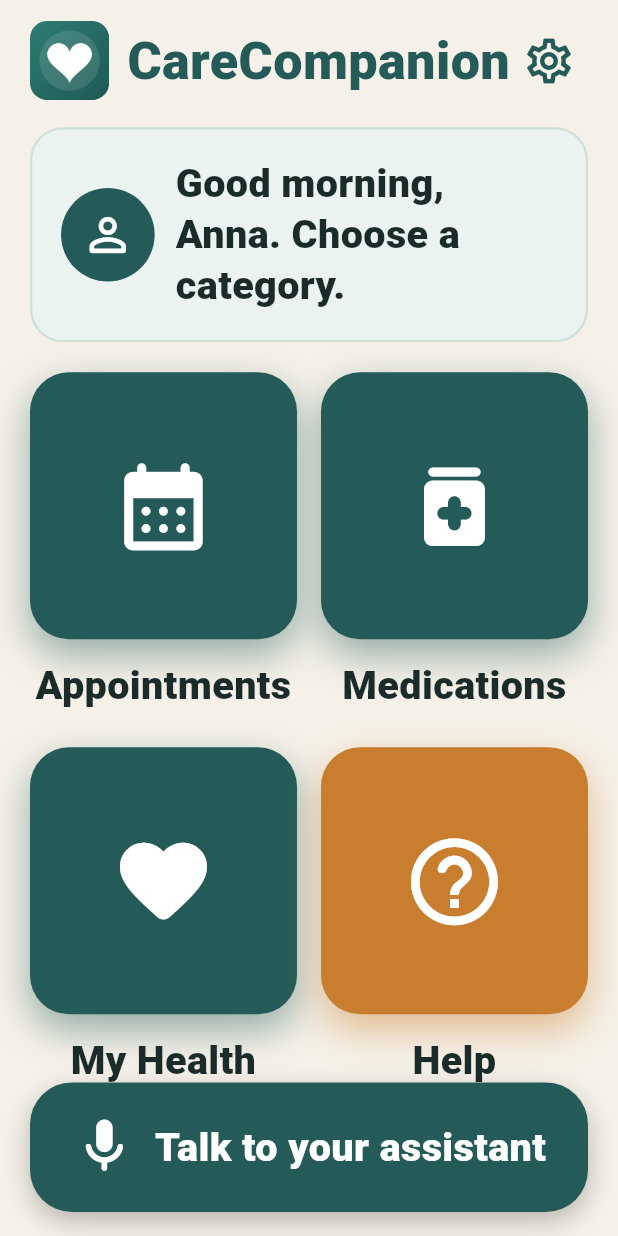
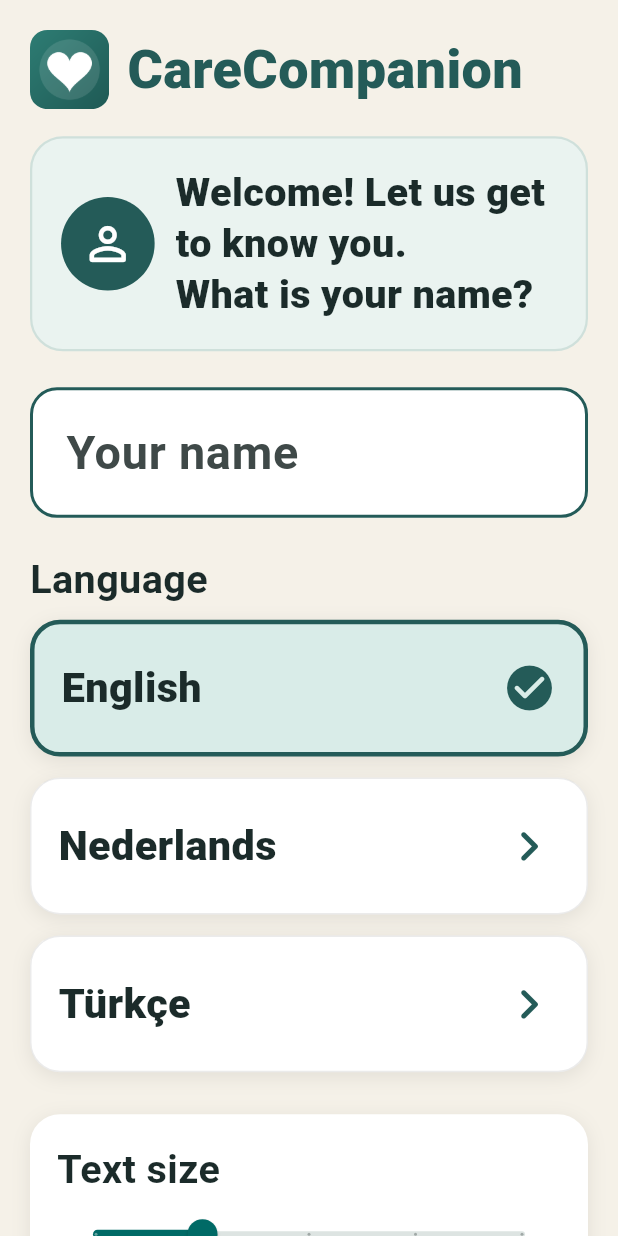
Before and after one commit to Halide-lab/CareCompanion, a Flutter app: the screen it shows after launch, on a phone screen of 412 x 824 dp. Run offline on Flutter 3.47's test engine with Material 3 defaults, Android fonts, the phone set to English and light mode, and no system bars; our stand-ins replace flutter_tts, shared_preferences, speech_to_text, sqflite, sqflite_common_ffi_web; accounts and stored records are empty; Roboto replaces fonts that are missing (Manrope).

Commit message:
Fix booking step titles, add welcome screen, improve voice

```diff
--- a/care_companion/lib/main.dart
+++ b/care_companion/lib/main.dart
@@ -3,6 +3,7 @@ import 'package:flutter/material.dart';
 import 'package:provider/provider.dart';
 import 'services/settings.dart';
 import 'screens/screens.dart';
+import 'screens/welcome_screen.dart';
 import 'services/db_factory.dart';
 
 Future<void> main() async {
@@ -57,7 +58,7 @@ class CareApp extends StatelessWidget {
             .copyWith(textScaler: TextScaler.linear(s.fontScale)),
         child: PhoneFrame(child: child!),
       ),
-      home: const HomeScreen(),
+      home: s.onboarded ? const HomeScreen() : const WelcomeScreen(),
     );
   }
 }
--- a/care_companion/lib/screens/screens.dart
+++ b/care_companion/lib/screens/screens.dart
@@ -5,6 +5,7 @@ import '../services/db.dart';
 import '../services/settings.dart';
 import '../widgets/widgets.dart';
 import 'voice_screen.dart';
+import 'welcome_screen.dart';
 
 void go(BuildContext c, Widget w) => Navigator.push(c, MaterialPageRoute(builder: (_) => w));
 Widget pad(List<Widget> kids) =>
@@ -23,7 +24,8 @@ class HomeScreen extends StatelessWidget {
 
   @override
   Widget build(BuildContext context) {
-    final msg = '$_greeting, Anna. Choose a category.';
+    final name = context.watch<AppSettings>().userName;
+    final msg = '$_greeting${name.isEmpty ? '' : ', $name'}. Choose a category.';
 
     Widget tile(String t, IconData i, Color color, Widget page) => Expanded(
           child: HomeTile(
@@ -142,6 +144,8 @@ class SettingsScreen extends StatelessWidget {
         const SizedBox(height: 10),
         for (final l in const [['en', 'English'], ['nl', 'Nederlands'], ['tr', 'Türkçe']])
           ListTileCard(l[1], selected: s.lang == l[0], onTap: () => s.setLang(l[0])),
+        const SizedBox(height: 16),
+        BigButton('Change my name', outlined: true, onTap: () => go(context, const WelcomeScreen(editing: true))),
       ]),
     );
   }
@@ -208,7 +212,7 @@ class _BookingScreenState extends State<BookingScreen> {
 
   @override
   Widget build(BuildContext context) {
-    final titles = ['Choose a doctor', 'Choose a date', 'Choose a time', 'Choose a doctor', 'Check your booking', 'Confirmed'];
+    final titles = ['Type of appointment', 'Choose a date', 'Choose a time', 'Choose a doctor', 'Check your booking', 'Confirmed'];
     final bubbles = [
       'Step 1 of 5\nWho do you need to see?',
       'Step 2 of 5\nChoose an available date.',
@@ -219,7 +223,7 @@ class _BookingScreenState extends State<BookingScreen> {
     ];
     Widget body;
     VoidCallback? action;
-    String actionText = 'Confirm';
+    String actionText = 'Next';
     switch (step) {
       case 0:
         body = opts(['GP (Family Doctor)', 'Hospital Specialist'], type, (v) => type = v);
@@ -468,7 +472,7 @@ class HealthScreen extends StatelessWidget {
   Widget build(BuildContext context) => Scaffold(
         appBar: AppBar(title: const Text('My Health')),
         body: pad([
-          const Bubble('Anna, choose a health category.'),
+          const Bubble('Choose a health category.'),
           const Text('Fictional information. Not medical advice.'),
           const SizedBox(height: 12),
           ListTileCard('Health Summary', subtitle: 'Conditions and allergies', icon: Icons.favorite_border,
@@ -517,21 +521,21 @@ class HelpScreen extends StatelessWidget {
         body: pad([
           const Text('How to Use the App', style: TextStyle(fontSize: 22, fontWeight: FontWeight.bold)),
           const SizedBox(height: 8),
-          const Bubble('Hello Anna. I can guide you, one step at a time.'),
+          const Bubble('Hello. I can guide you, one step at a time.'),
           ListTileCard('Book an Appointment', subtitle: 'Help to arrange a visit', icon: Icons.calendar_month,
-              onTap: () => go(context, const Guide('Book an Appointment', "Let's arrange a visit, Anna.", [
+              onTap: () => go(context, const Guide('Book an Appointment', "Let's arrange a visit.", [
                     'Tap Continue to Appointments below.',
                     'On Appointments, tap Make an Appointment.',
                     'Choose doctor type, date, time and doctor. Check the details before you confirm.'
                   ], 'Continue to My Appointments', AppointmentsScreen()))),
           ListTileCard('Find My Medication', subtitle: 'Help to find a medicine', icon: Icons.medication,
-              onTap: () => go(context, const Guide('My Medications', "Let's see your medicine, Anna.", [
+              onTap: () => go(context, const Guide('My Medications', "Let's see your medicine.", [
                     'Tap Open My Medications below to see your list.',
                     'To find another medicine, tap Search Medication.',
                     'Tap the search box and type the medicine name. Then tap the matching result.'
                   ], 'Continue to My Medications', MyMedsScreen()))),
           ListTileCard('View My Health', subtitle: 'Help to read your record', icon: Icons.favorite_border,
-              onTap: () => go(context, const Guide('View My Health', "Let's look at your health record, Anna.", [
+              onTap: () => go(context, const Guide('View My Health', "Let's look at your health record.", [
                     'Tap Open My Health below.',
                     'Choose Health Summary, Medical History or Test Results.',
                     'Read that category. Tap back to return to My Health.'
--- /dev/null
+++ b/care_companion/lib/screens/welcome_screen.dart
@@ -0,0 +1,101 @@
+import 'package:flutter/material.dart';
+import 'package:provider/provider.dart';
+import '../main.dart';
+import '../services/settings.dart';
+import '../widgets/widgets.dart';
+import 'screens.dart';
+
+/// Shown the first time the app opens: asks the name, language and text size.
+class WelcomeScreen extends StatefulWidget {
+  final bool editing;
+  const WelcomeScreen({super.key, this.editing = false});
+  @override
+  State<WelcomeScreen> createState() => _WelcomeScreenState();
+}
+
+class _WelcomeScreenState extends State<WelcomeScreen> {
+  late final TextEditingController _c =
+      TextEditingController(text: context.read<AppSettings>().userName);
+
+  @override
+  void dispose() {
+    _c.dispose();
+    super.dispose();
+  }
+
+  Future<void> _finish() async {
+    await context.read<AppSettings>().setUserName(_c.text.trim());
+    if (!mounted) return;
+    if (widget.editing) {
+      Navigator.pop(context);
+    } else {
+      Navigator.pushReplacement(context, MaterialPageRoute(builder: (_) => const HomeScreen()));
+    }
+  }
+
+  @override
+  Widget build(BuildContext context) {
+    final s = context.watch<AppSettings>();
+    final ready = _c.text.trim().isNotEmpty;
+    OutlineInputBorder border(double w) => OutlineInputBorder(
+        borderRadius: BorderRadius.circular(18), borderSide: BorderSide(color: kGreen, width: w));
+    return Scaffold(
+      body: SafeArea(
+        child: ListView(
+          padding: const EdgeInsets.all(20),
+          children: [
+            Row(children: [
+              AppLogo(size: sc(context, 44)),
+              const SizedBox(width: 12),
+              const Flexible(
+                child: Text(kAppName,
+                    style: TextStyle(fontSize: 30, fontWeight: FontWeight.w800, color: kGreen)),
+              ),
+            ]),
+            const SizedBox(height: 18),
+            const Bubble('Welcome! Let us get to know you.\nWhat is your name?'),
+            const SizedBox(height: 8),
+            TextField(
+              controller: _c,
+              onChanged: (_) => setState(() {}),
+              textCapitalization: TextCapitalization.words,
+              style: const TextStyle(fontSize: 26, fontWeight: FontWeight.w700),
+              decoration: InputDecoration(
+                hintText: 'Your name',
+                filled: true,
+                fillColor: Colors.white,
+                contentPadding: const EdgeInsets.all(20),
+                border: border(2),
+                enabledBorder: border(2),
+                focusedBorder: border(3),
+              ),
+            ),
+            const SizedBox(height: 22),
+            const Text('Language', style: TextStyle(fontSize: 22, fontWeight: FontWeight.bold)),
+            const SizedBox(height: 8),
+            for (final l in const [['en', 'English'], ['nl', 'Nederlands'], ['tr', 'Türkçe']])
+              ListTileCard(l[1], selected: s.lang == l[0], onTap: () => s.setLang(l[0])),
+            const SizedBox(height: 14),
+            Container(
+              padding: const EdgeInsets.all(18),
+              decoration: BoxDecoration(
+                  color: Colors.white, borderRadius: BorderRadius.circular(20), boxShadow: kShadow),
+              child: Column(crossAxisAlignment: CrossAxisAlignment.start, children: [
+                const Text('Text size', style: TextStyle(fontSize: 22, fontWeight: FontWeight.bold)),
+                Slider(
+                    min: 1.0,
+                    max: 1.8,
+                    divisions: 4,
+                    value: s.fontScale,
+                    onChanged: (v) => s.setFontScale(v)),
+                const Text('Move the slider to make the text bigger or smaller.'),
+              ]),
+            ),
+            const SizedBox(height: 18),
+            BigButton(widget.editing ? 'Save' : 'Continue', onTap: ready ? _finish : null),
+          ],
+        ),
+      ),
+    );
+  }
+}
--- a/care_companion/lib/services/settings.dart
+++ b/care_companion/lib/services/settings.dart
@@ -7,6 +7,8 @@ import 'package:shared_preferences/shared_preferences.dart';
 class AppSettings extends ChangeNotifier {
   bool readAloud = false; // "Tıkladığını oku" aç/kapa
   double fontScale = 1.2; // yazı boyutu çarpanı
+  String userName = ''; // asked on first launch
+  bool get onboarded => userName.isNotEmpty;
   String lang = 'en'; // 'en', 'nl', 'tr' (ses komutları + sesli okuma dili)
   final FlutterTts _tts = FlutterTts();
   bool _voicePicked = false;
@@ -19,6 +21,7 @@ class AppSettings extends ChangeNotifier {
     readAloud = p.getBool('readAloud') ?? false;
     fontScale = p.getDouble('fontScale') ?? 1.2;
     lang = p.getString('lang') ?? 'en';
+    userName = p.getString('userName') ?? '';
     await _applyVoice();
   }
 
@@ -61,6 +64,12 @@ class AppSettings extends ChangeNotifier {
         _voicePicked = true;
       }
     } catch (_) {}
+  }
+
+  Future<void> setUserName(String v) async {
+    userName = v;
+    (await SharedPreferences.getInstance()).setString('userName', v);
+    notifyListeners();
   }
 
   Future<void> setReadAloud(bool v) async {
--- a/care_companion/lib/services/voice_intent.dart
+++ b/care_companion/lib/services/voice_intent.dart
@@ -343,7 +343,7 @@ const Map<String, Map<String, String>> kReplies = {
 
 const Map<String, Map<String, String>> kText = {
   'en': {
-    'greet': 'Hello Anna. How can I help you?',
+    'greet': 'Hello. How can I help you?',
     'notHeard': 'I did not hear anything. Tap the microphone and try again.',
     'sorry': 'Sorry, I did not catch that.',
     'tapHint': 'You can also tap an answer on the screen.',
@@ -370,7 +370,7 @@ const Map<String, Map<String, String>> kText = {
     'readAloudOff': 'Read aloud is off.',
   },
   'nl': {
-    'greet': 'Hallo Anna. Waarmee kan ik u helpen?',
+    'greet': 'Hallo. Waarmee kan ik u helpen?',
     'notHeard': 'Ik hoorde niets. Tik op de microfoon en probeer het opnieuw.',
     'sorry': 'Sorry, dat heb ik niet verstaan.',
     'tapHint': 'U kunt ook op een antwoord op het scherm tikken.',
@@ -397,7 +397,7 @@ const Map<String, Map<String, String>> kText = {
     'readAloudOff': 'Voorlezen staat uit.',
   },
   'tr': {
-    'greet': 'Merhaba Anna. Size nasıl yardımcı olabilirim?',
+    'greet': 'Merhaba. Size nasıl yardımcı olabilirim?',
     'notHeard': 'Bir şey duymadım. Mikrofona dokunup tekrar deneyin.',
     'sorry': 'Üzgünüm, anlayamadım.',
     'tapHint': 'Ekrandaki cevaplardan birine de dokunabilirsiniz.',
```
